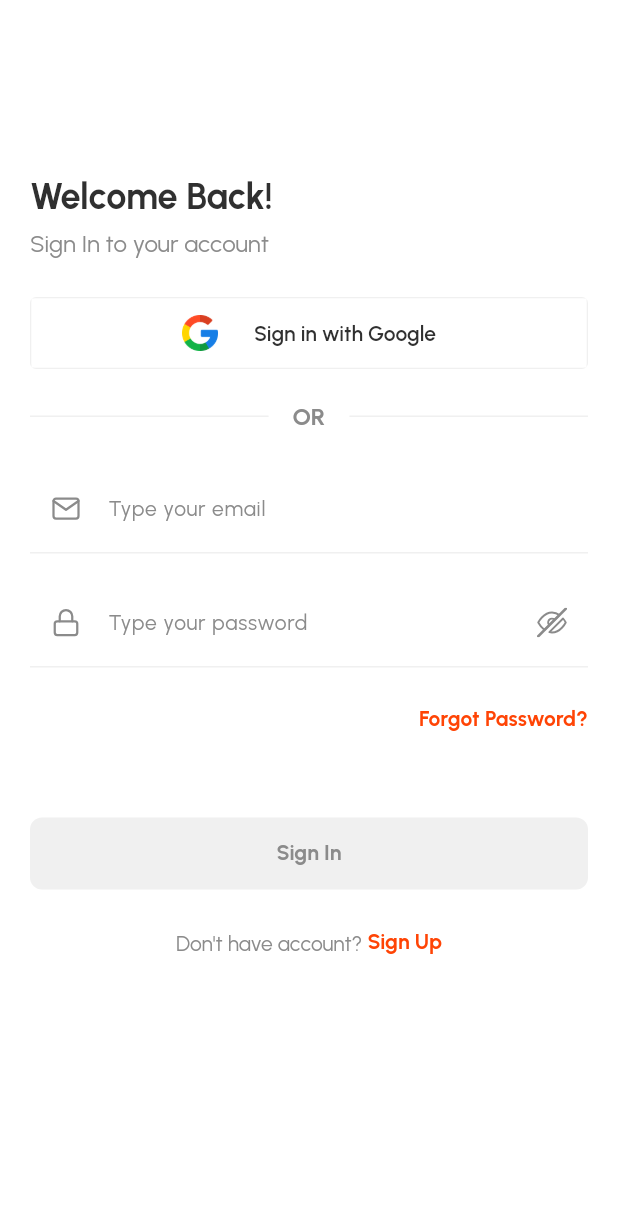
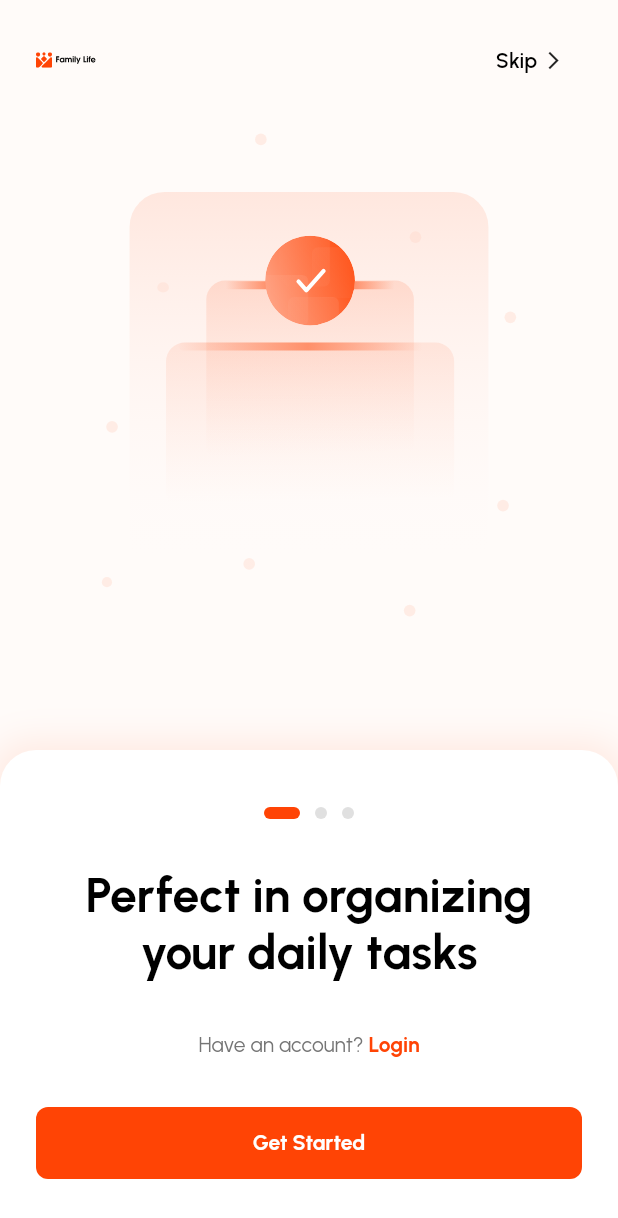
Before and after one commit to Farzine/family, a Flutter app: the screen it shows after launch, on a phone screen of 412 x 824 dp. Shown: the top 1218 px of the screen. Run offline on Flutter 3.47's test engine with Material 3 defaults, Android fonts, the phone set to English and light mode, and no system bars; our stand-ins replace flutter_svg, form_builder_validators, google_fonts.

Commit message:
onboarding screen complete

```diff
--- a/lib/app.dart
+++ b/lib/app.dart
@@ -1,4 +1,4 @@
-import 'package:family/screens/signIn_screen.dart';
+import 'package:family/screens/onboarding_screen.dart';
 import 'package:family/screens/splash_screen_2.dart';
 import 'package:family/styles/colors.dart';
 import 'package:flutter/material.dart';
@@ -62,7 +62,7 @@ class MyApp extends StatelessWidget {
       ),
       // home: const ForgotPasswordScreen(),
       home: const SplashScreen(
-        nextScreen: SignInScreen(),
+        nextScreen: OnboardingScreen(),
         duration: 3000,
       ),
     );
--- /dev/null
+++ b/lib/screens/onboarding_screen.dart
@@ -0,0 +1,281 @@
+import 'dart:async';
+import 'package:flutter/material.dart';
+import 'package:flutter_svg/flutter_svg.dart';
+import 'package:google_fonts/google_fonts.dart';
+import 'package:family/components/wide_button.dart';
+import 'package:family/screens/signIn_screen.dart';
+import 'package:family/screens/signup_screen.dart';
+import 'package:family/styles/colors.dart';
+
+class OnboardingScreen extends StatefulWidget {
+  const OnboardingScreen({Key? key}) : super(key: key);
+
+  @override
+  State<OnboardingScreen> createState() => _OnboardingScreenState();
+}
+
+class _OnboardingScreenState extends State<OnboardingScreen> with SingleTickerProviderStateMixin {
+  final PageController _pageController = PageController();
+  int _currentPage = 0;
+  Timer? _autoScrollTimer;
+  late AnimationController _indicatorController;
+
+  final List<Map<String, String>> _onboardingData = [
+    {
+      'image': 'assets/OnboardingImages/onboarding1-SVG.svg',
+      'title': 'Perfect in organizing\nyour daily tasks',
+    },
+    {
+      'image': 'assets/OnboardingImages/onboarding2-SVG.svg',
+      'title': 'The best app for\ntracking your work',
+    },
+    {
+      'image': 'assets/OnboardingImages/onboarding3-SVG.svg',
+      'title': 'Plan your task easily\nand get done instantly',
+    },
+  ];
+
+  @override
+  void initState() {
+    super.initState();
+    _indicatorController = AnimationController(
+      vsync: this,
+      duration: const Duration(milliseconds: 400),
+    );
+    _startAutoScroll();
+  }
+
+  void _startAutoScroll() {
+    _autoScrollTimer = Timer.periodic(const Duration(seconds: 5), (timer) {
+      if (_currentPage < _onboardingData.length - 1) {
+        _pageController.nextPage(
+          duration: const Duration(milliseconds: 500),
+          curve: Curves.easeInOut,
+        );
+      } else {
+        _pageController.animateToPage(
+          0,
+          duration: const Duration(milliseconds: 500),
+          curve: Curves.easeInOut,
+        );
+      }
+    });
+  }
+
+  @override
+  void dispose() {
+    _pageController.dispose();
+    _autoScrollTimer?.cancel();
+    _indicatorController.dispose();
+    super.dispose();
+  }
+
+  void _navigateToSignIn() {
+    Navigator.pushReplacement(
+      context,
+      MaterialPageRoute(builder: (context) => const SignInScreen()),
+    );
+  }
+
+  void _navigateToSignUp() {
+    Navigator.pushReplacement(
+      context,
+      MaterialPageRoute(builder: (context) => const SignUpScreen()),
+    );
+  }
+
+  @override
+  Widget build(BuildContext context) {
+    return Scaffold(
+      backgroundColor: const Color(0xFFFFFBF9),
+      body: SafeArea(
+        child: Stack(
+          children: [
+            Column(
+              children: [
+                Expanded(
+                  child: PageView.builder(
+                    controller: _pageController,
+                    onPageChanged: (int page) {
+                      setState(() {
+                        _currentPage = page;
+                      });
+                      _indicatorController.forward(from: 0.0);
+                    },
+                    itemCount: _onboardingData.length,
+                    itemBuilder: (context, index) {
+                      return Center(
+                        child: SvgPicture.asset(
+                          _onboardingData[index]['image']!,
+                          width: 284,
+                          height: 331,
+                        ),
+                      );
+                    },
+                  ),
+                ),
+
+                Container(
+                  width: MediaQuery.of(context).size.width,
+                  decoration: const BoxDecoration(
+                    color: Colors.white,
+                    borderRadius: BorderRadius.only(
+                      topLeft: Radius.circular(24),
+                      topRight: Radius.circular(24),
+                    ),
+                    boxShadow: [
+                      BoxShadow(
+                        color: Color.fromRGBO(255, 68, 5, 0.1),
+                        blurRadius: 20,
+                        spreadRadius: 5,
+                        // offset: Offset(0, -5),
+                      ),
+                    ],
+                  ),
+                  padding: const EdgeInsets.fromLTRB(24, 38, 24, 38),
+                  child: Column(
+                    mainAxisSize: MainAxisSize.min,
+                    children: [
+
+                      Row(
+                        mainAxisAlignment: MainAxisAlignment.center,
+                        children: List.generate(
+                          _onboardingData.length,
+                          (index) => buildIndicator(index),
+                        ),
+                      ),
+                      const SizedBox(height: 32),
+
+                      AnimatedSwitcher(
+                        duration: const Duration(milliseconds: 0),
+                        transitionBuilder: (Widget child, Animation<double> animation) {
+                          return FadeTransition(opacity: animation, child: child);
+                        },
+                        child: Text(
+                          _onboardingData[_currentPage]['title']!,
+                          key: ValueKey<String>(_onboardingData[_currentPage]['title']!),
+                          style: GoogleFonts.urbanist(
+                            fontSize: 32,
+                            fontWeight: FontWeight.w700,
+                            color: Colors.black,
+                            height: 1.2,
+                          ),
+                          textAlign: TextAlign.center,
+                        ),
+                      ),
+                      const SizedBox(height: 32),
+
+                      Row(
+                        mainAxisAlignment: MainAxisAlignment.center,
+                        children: [
+                          Text(
+                            "Have an account? ",
+                            style: GoogleFonts.urbanist(
+                              fontSize: 14,
+                              fontWeight: FontWeight.w400,
+                              color: Colors.grey[600],
+                            ),
+                          ),
+                          GestureDetector(
+                            onTap: _navigateToSignIn,
+                            child: Text(
+                              "Login",
+                              style: GoogleFonts.urbanist(
+                                fontSize: 14,
+                                fontWeight: FontWeight.w700,
+                                color: primaryColor,
+                              ),
+                            ),
+                          ),
+                        ],
+                      ),
+                      const SizedBox(height: 32),
+
+                      WideButton(
+                        title: "Get Started",
+                        disabled: false,
+                        onTap: _navigateToSignUp,
+                      ),
+                    ],
+                  ),
+                ),
+              ],
+            ),
+
+            Positioned(
+              child: Container(
+                color: const Color(0xFFFFFBF9),
+                padding: const EdgeInsets.symmetric(horizontal: 24, vertical: 24),
+                child: Row(
+                  mainAxisAlignment: MainAxisAlignment.spaceBetween,
+                  children: [
+                    SvgPicture.asset(
+                      'assets/icons/onboarding_icon.svg',
+                      width: 40,
+                      height: 28,
+                    ),
+
+                    GestureDetector(
+                      onTap: _navigateToSignIn,
+                      child: Container(
+                        padding: const EdgeInsets.symmetric(horizontal: 12, vertical: 6),
+                        decoration: BoxDecoration(
+                          borderRadius: BorderRadius.circular(999),
+                          color: Colors.transparent,
+                        ),
+                        child: Row(
+                          children: [
+                            Text(
+                              "Skip",
+                              style: GoogleFonts.urbanist(
+                                fontSize: 14,
+                                fontWeight: FontWeight.w600,
+                                color: Colors.black,
+                              ),
+                            ),
+                            const SizedBox(width: 4),
+                            const Icon(
+                              Icons.arrow_forward_ios,
+                              size: 14,
+                            ),
+                          ],
+                        ),
+                      ),
+                    ),
+                  ],
+                ),
+              ),
+            ),
+          ],
+        ),
+      ),
+    );
+  }
+
+  Widget buildIndicator(int index) {
+    bool isSelected = index == _currentPage;
+
+    return GestureDetector(
+      onTap: () {
+        _pageController.animateToPage(
+          index,
+          duration: const Duration(milliseconds: 300),
+          curve: Curves.easeInOut,
+        );
+      },
+      child: AnimatedContainer(
+        duration: const Duration(milliseconds: 400),
+        curve: Curves.fastOutSlowIn,
+        margin: const EdgeInsets.symmetric(horizontal: 5),
+        width: isSelected ? 24 : 8,
+        height: 8,
+        decoration: BoxDecoration(
+          color: isSelected
+            ? primaryColor
+            : Colors.grey[300],
+          borderRadius: BorderRadius.circular(4),
+        ),
+      ),
+    );
+  }
+}
```
Also changed, not shown: assets/icons/onboarding_icon.svg (added).
